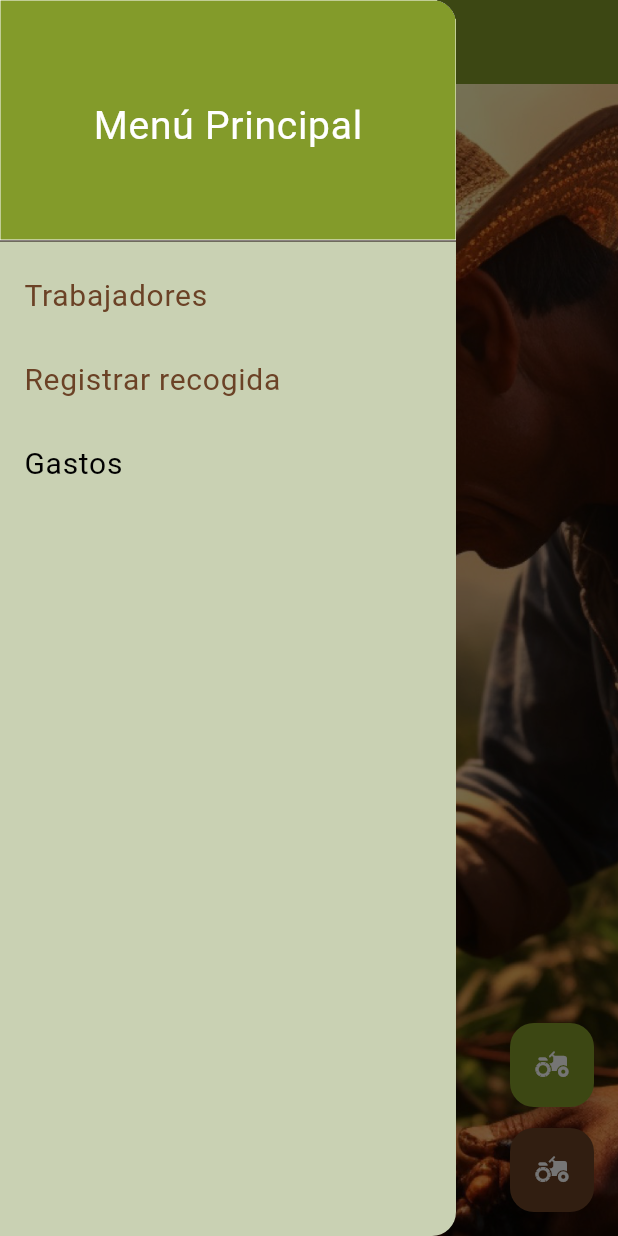
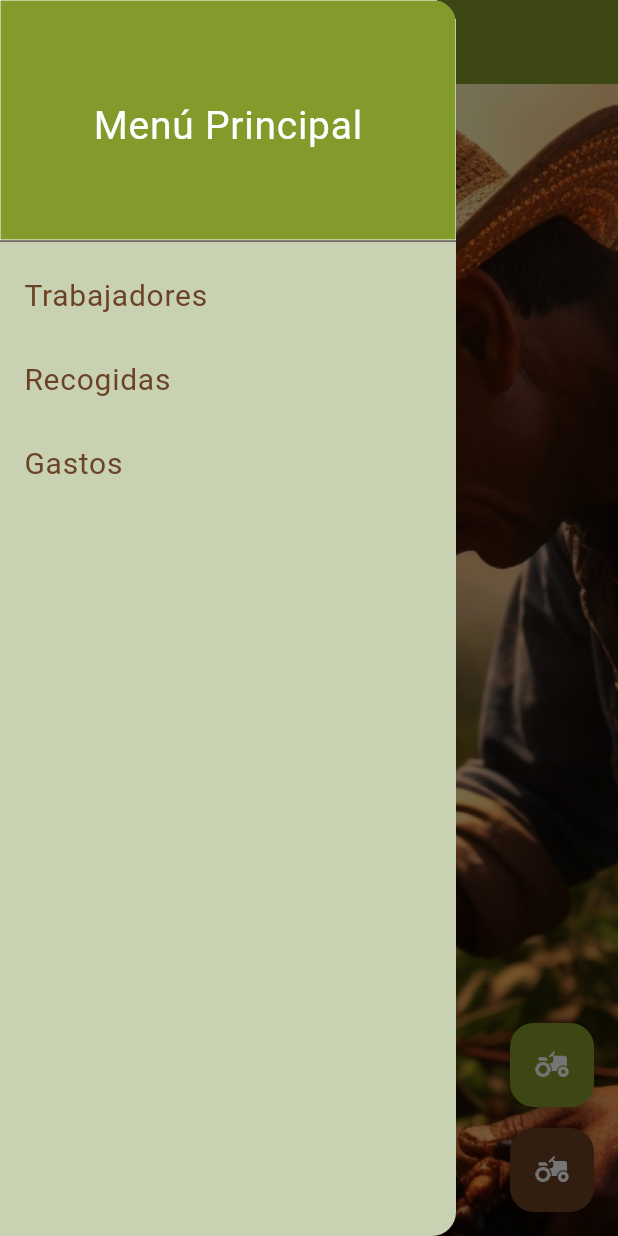
Before and after one commit to Kevin2001Acosta/Desarrollo-app-M-vil-para-cafeteros, a Flutter app: the screen it shows after launch, with the side drawer open, on a phone screen of 412 x 824 dp. Run offline on Flutter 3.47's test engine with Material 3 defaults, Android fonts, the phone set to English and light mode, and no system bars; our stand-ins replace dropdown_button2, sqflite; missing offline and left inert: group_list_view; accounts and stored records are empty.

Commit message:
finished pickup design

```diff
--- a/lib/Screens/home_page.dart
+++ b/lib/Screens/home_page.dart
@@ -169,7 +169,7 @@ class MyHomePage extends StatelessWidget {
                 },
               ),
               ListTile(
-                title: Text('Registrar recogida',
+                title: Text('Recogidas',
                     style: TextStyle(
                         fontSize: 20.0,
                         color: Theme.of(context).colorScheme.secondary)),
@@ -179,7 +179,10 @@ class MyHomePage extends StatelessWidget {
                 },
               ),
               ListTile(
-                title: const Text('Gastos', style: TextStyle(fontSize: 20.0)),
+                title: Text('Gastos',
+                    style: TextStyle(
+                        fontSize: 20.0,
+                        color: Theme.of(context).colorScheme.secondary)),
                 onTap: () {
                   Navigator.push(context, MaterialPageRoute(builder: (context) {
                     return const GastosPage();
```
Also changed, not shown: lib/Screens/trabajo_recogida_page.dart (+4 -4 lines), lib/Widgets/dialogo_valores_recogida.dart (+19 -4 lines).
